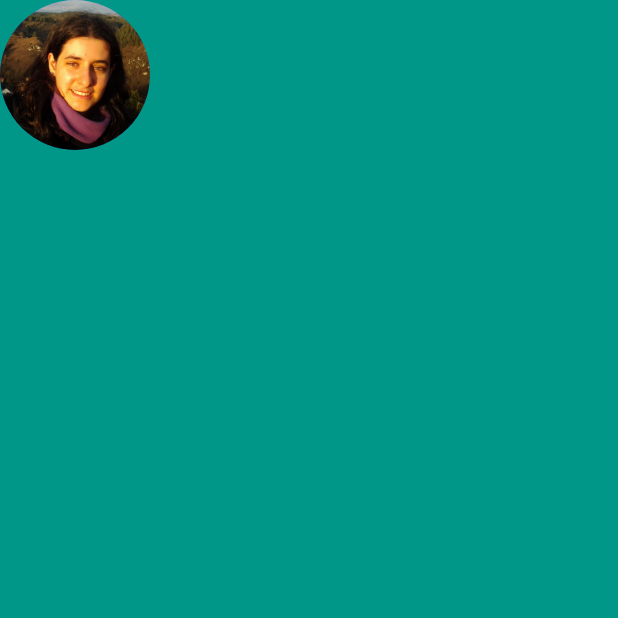
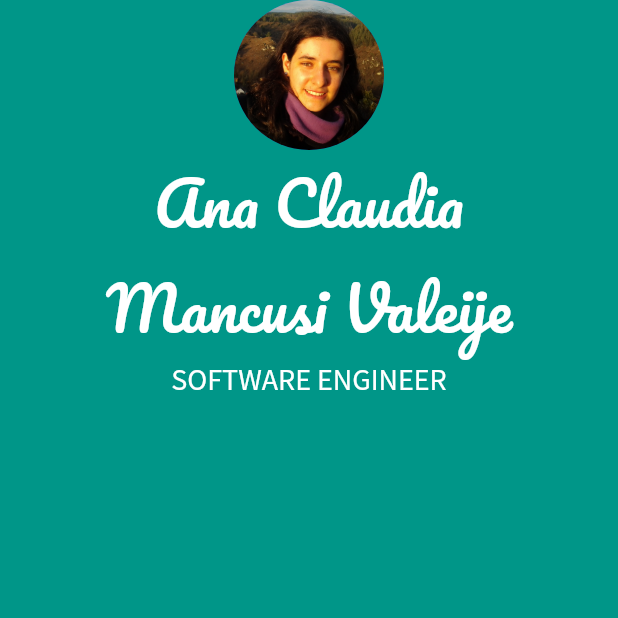
Before and after one commit to anavaleije/flutter-studies, a Flutter app: the screen it shows after launch, on a phone screen of 412 x 824 dp, the top half of it. Run offline on Flutter 3.47's test engine with Material 2 defaults, Android fonts, the phone set to English and light mode, and no system bars.

Commit message:
Add fonts

```diff
--- a/mi_card_flutter/lib/main.dart
+++ b/mi_card_flutter/lib/main.dart
@@ -13,11 +13,35 @@ class MyApp extends StatelessWidget {
       home: Scaffold(
         backgroundColor: Colors.teal,
         body: SafeArea(
-            child: Column(
+            child: Row(
+              mainAxisAlignment: MainAxisAlignment.center,
               children: <Widget>[
-                CircleAvatar(
-                  radius: 50.0,
-                  backgroundImage: AssetImage('images/ana.jpg'),
+                Column(
+                  crossAxisAlignment: CrossAxisAlignment.center,
+                  children: <Widget>[
+                    CircleAvatar(
+                      radius: 50.0,
+                      backgroundImage: AssetImage('images/ana.jpg'),
+                    ),
+                    Text(
+                      "Ana Claudia\nMancusi Valeije",
+                      textAlign: TextAlign.center,
+                      style: TextStyle(
+                        fontSize: 40.0,
+                        fontFamily: 'Pacifico',
+                        color: Colors.white,
+                      ),
+                    ),
+                    Text(
+                      "SOFTWARE ENGINEER",
+                      textAlign: TextAlign.center,
+                      style: TextStyle(
+                        fontSize: 20.0,
+                        fontFamily: 'SourceSansPro',
+                        color: Colors.white,
+                      ),
+                    ),
+                  ],
                 ),
               ],
             ),
```
Also changed, not shown: mi_card_flutter/pubspec.yaml (+7 -14 lines), mi_card_flutter/fonts/Pacifico-Regular.ttf (added), mi_card_flutter/fonts/SourceSansPro-Regular.ttf (added).
